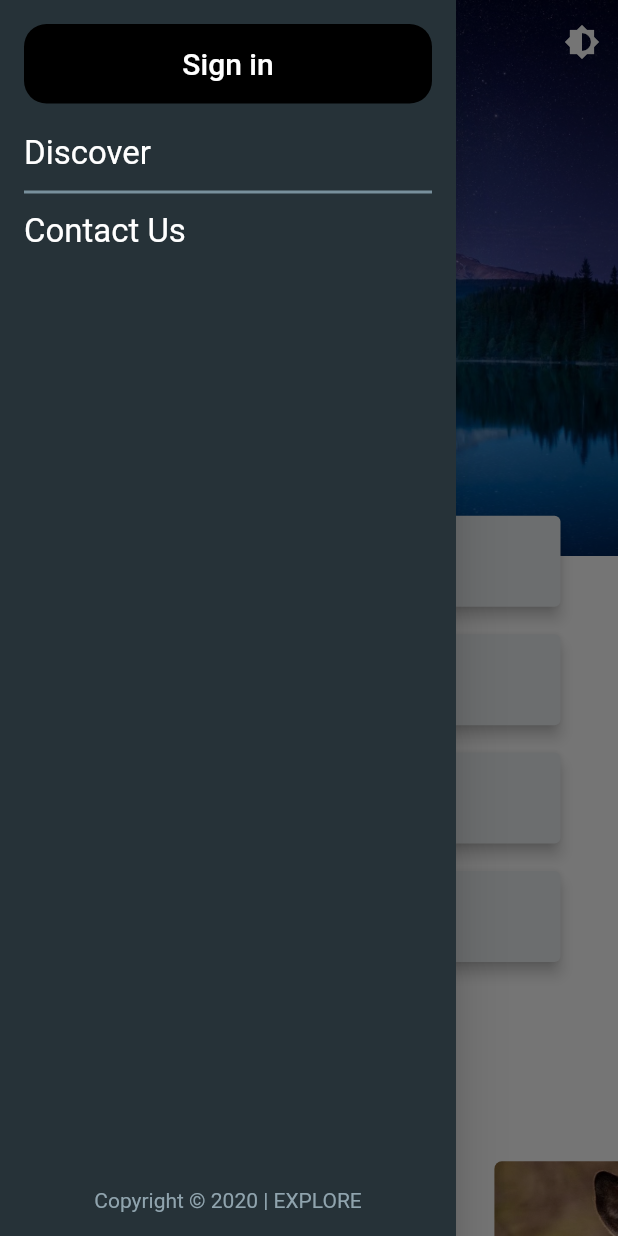
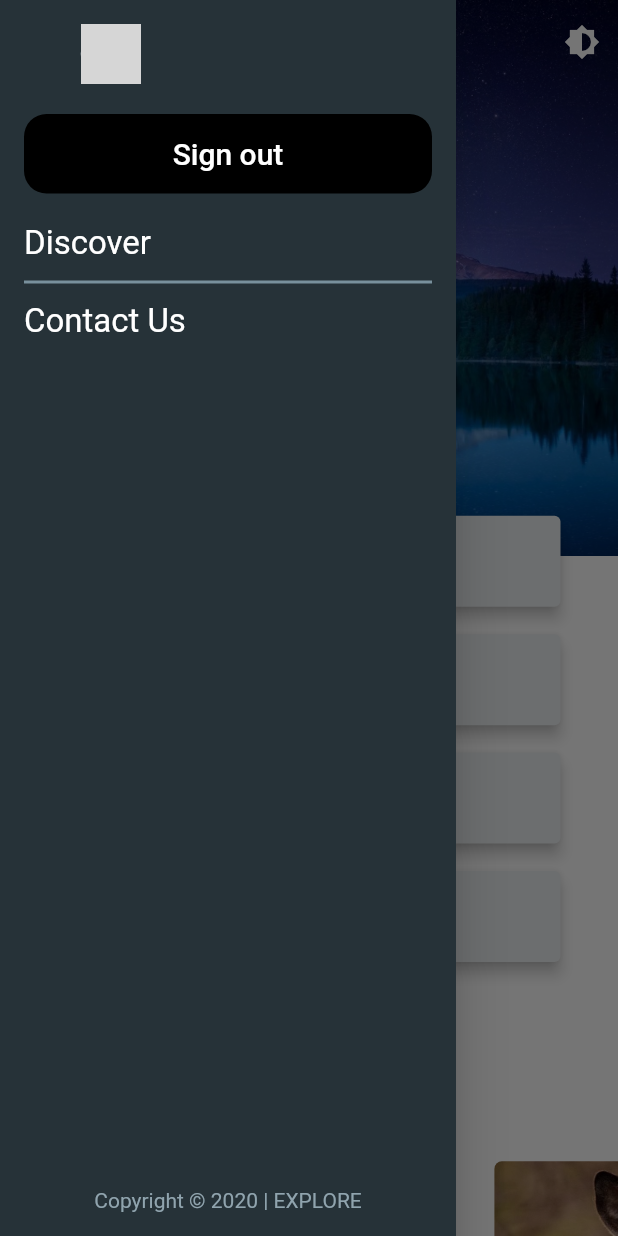
Before and after one commit to sbis04/explore, a Flutter app: the HomePage screen opened directly, with the side drawer open, on a phone screen of 412 x 824 dp. Run offline on Flutter 3.47's test engine with Material 2 defaults, Android fonts, the phone set to English and light mode, and no system bars; our stand-ins replace carousel_slider, dynamic_theme, firebase_auth, google_sign_in, shared_preferences; accounts and stored records are empty; network calls fail; grey boxes are pictures that could not be loaded.

Commit message:
Added sign out button

```diff
--- a/lib/widgets/explore_drawer.dart
+++ b/lib/widgets/explore_drawer.dart
@@ -1,10 +1,20 @@
+import 'package:explore/screens/home_page.dart';
+import 'package:explore/utils/sign_in.dart';
 import 'package:flutter/material.dart';
 
-class ExploreDrawer extends StatelessWidget {
+import 'auth_dialog.dart';
+
+class ExploreDrawer extends StatefulWidget {
   const ExploreDrawer({
     Key key,
   }) : super(key: key);
 
+  @override
+  _ExploreDrawerState createState() => _ExploreDrawerState();
+}
+
+class _ExploreDrawerState extends State<ExploreDrawer> {
+  bool _isProcessing = false;
   @override
   Widget build(BuildContext context) {
     return Drawer(
@@ -16,13 +26,19 @@ class ExploreDrawer extends StatelessWidget {
             crossAxisAlignment: CrossAxisAlignment.start,
             mainAxisAlignment: MainAxisAlignment.start,
             children: [
-              Container(
+              userEmail == null
+                  ? Container(
                       width: double.maxFinite,
                       child: FlatButton(
                         color: Colors.black,
                         hoverColor: Colors.blueGrey[800],
                         highlightColor: Colors.blueGrey[700],
-                  onPressed: () {},
+                        onPressed: () {
+                          showDialog(
+                            context: context,
+                            builder: (context) => AuthDialog(),
+                          );
+                        },
                         shape: RoundedRectangleBorder(
                           borderRadius: BorderRadius.circular(15),
                         ),
@@ -40,8 +56,83 @@ class ExploreDrawer extends StatelessWidget {
                           ),
                         ),
                       ),
+                    )
+                  : Row(
+                      mainAxisAlignment: MainAxisAlignment.spaceAround,
+                      mainAxisSize: MainAxisSize.max,
+                      children: [
+                        CircleAvatar(
+                          radius: 20,
+                          backgroundImage:
+                              imageUrl != null ? NetworkImage(imageUrl) : null,
+                          child: imageUrl == null
+                              ? Icon(
+                                  Icons.account_circle,
+                                  size: 40,
+                                )
+                              : Container(),
+                        ),
+                        SizedBox(width: 5),
+                        Text(
+                          name ?? userEmail,
+                          style: TextStyle(
+                            fontSize: 20,
+                            color: Colors.white70,
+                          ),
+                        )
+                      ],
                     ),
               SizedBox(height: 20),
+              userEmail != null
+                  ? Container(
+                      width: double.maxFinite,
+                      child: FlatButton(
+                        color: Colors.black,
+                        hoverColor: Colors.blueGrey[800],
+                        highlightColor: Colors.blueGrey[700],
+                        onPressed: _isProcessing
+                            ? null
+                            : () async {
+                                setState(() {
+                                  _isProcessing = true;
+                                });
+                                await signOut().then((result) {
+                                  print(result);
+                                  Navigator.of(context).pushReplacement(
+                                    MaterialPageRoute(
+                                      fullscreenDialog: true,
+                                      builder: (context) => HomePage(),
+                                    ),
+                                  );
+                                }).catchError((error) {
+                                  print('Registration Error: $error');
+                                });
+                                setState(() {
+                                  _isProcessing = false;
+                                });
+                              },
+                        shape: RoundedRectangleBorder(
+                          borderRadius: BorderRadius.circular(15),
+                        ),
+                        child: Padding(
+                          padding: EdgeInsets.only(
+                            top: 15.0,
+                            bottom: 15.0,
+                          ),
+                          child: _isProcessing
+                              ? CircularProgressIndicator()
+                              : Text(
+                                  'Sign out',
+                                  style: TextStyle(
+                                    fontSize: 20,
+                                    color: Colors.white,
+                                  ),
+                                ),
+                        ),
+                      ),
+                    )
+                  : Container(),
+              userEmail != null ? SizedBox(height: 20) : Container(),
               InkWell(
                 onTap: () {},
                 child: Text(
```
Lines whose indentation alone changed are shown as unchanged.
